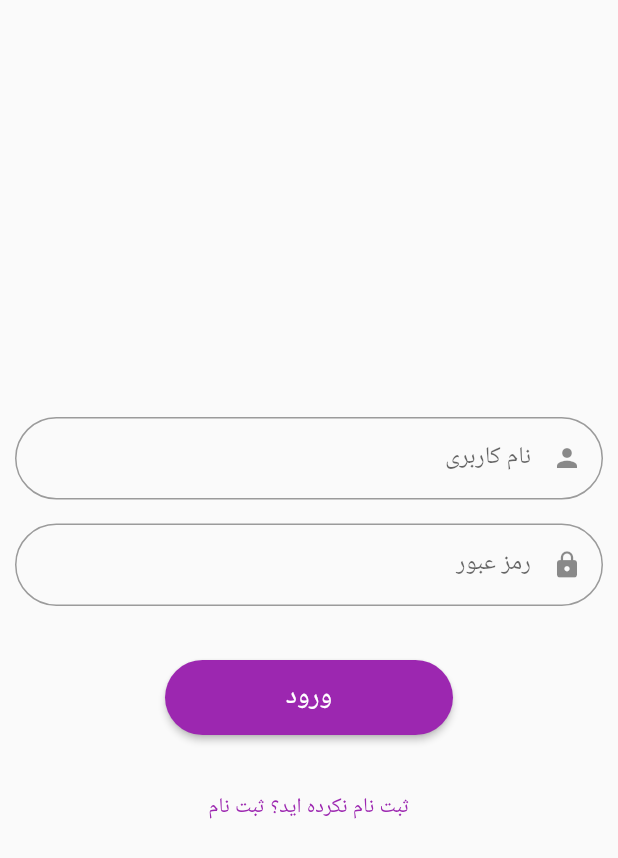
After one commit to Fsaberi140/direction-map-, a Flutter app: the screen it shows after launch, on a phone screen of 412 x 824 dp. The commit adds this screen. Shown: the top 858 px of the screen. Run offline on Flutter 3.47's test engine with Material 2 defaults, Android fonts, the phone set to English and light mode, and no system bars; our stand-ins replace dio, flutter_map, latlong2, location; missing offline and left inert: google_polyline_algorithm, location_web.

Commit message:
creat auth

```diff
--- /dev/null
+++ b/lib/auth.dart
@@ -0,0 +1,96 @@
+import 'package:flutter/material.dart';
+
+class AuthPage extends StatefulWidget {
+  const AuthPage({Key? key}) : super(key: key);
+
+  @override
+  State<AuthPage> createState() => _AuthPageState();
+}
+
+class _AuthPageState extends State<AuthPage> {
+  final TextEditingController usernameController = TextEditingController();
+  final TextEditingController passwordController = TextEditingController();
+  bool isLogin = true;
+
+  @override
+  Widget build(BuildContext context) {
+    return Scaffold(
+      body: Padding(
+        padding: const EdgeInsets.all(10.0),
+        child: Center(
+          child: Directionality(
+            textDirection: TextDirection.rtl,
+            child: Column(
+              mainAxisAlignment: MainAxisAlignment.center,
+              children: [
+                const SizedBox(height: 16),
+                SizedBox(
+                  height: 55,
+                  child: TextField(
+                    decoration: const InputDecoration(
+                        labelText: 'نام کاربری',
+                        prefixIcon: Icon(Icons.person, size: 20),
+                        border: OutlineInputBorder(
+                            borderSide: BorderSide(color: Colors.purple),
+                            borderRadius:
+                                BorderRadius.all(Radius.circular(30)))),
+                    controller: usernameController,
+                  ),
+                ),
+                const SizedBox(height: 16),
+                SizedBox(
+                  height: 55,
+                  child: TextField(
+                    obscureText: true,
+                    decoration: const InputDecoration(
+                        labelText: 'رمز عبور',
+                        prefixIcon: Icon(Icons.lock, size: 20),
+                        border: OutlineInputBorder(
+                            borderSide: BorderSide(color: Colors.purple),
+                            borderRadius:
+                                BorderRadius.all(Radius.circular(30)))),
+                    controller: passwordController,
+                    keyboardType: TextInputType.visiblePassword,
+                  ),
+                ),
+                const SizedBox(height: 36),
+                ElevatedButton(
+                  style: ButtonStyle(
+                      minimumSize: MaterialStateProperty.all(
+                          Size(MediaQuery.of(context).size.width - 220, 50)),
+                      shape: MaterialStateProperty.all(RoundedRectangleBorder(
+                          borderRadius: BorderRadius.circular(30)))),
+                  onPressed: () {
+                    if (isLogin) {
+                      //  کد بررسی صحت نام کاربری و رمز عبور برای ورود
+                    } else {
+                      //  کد بررسی صحت نام کاربری و رمز عبور برای ثبت نام
+                    }
+                  },
+                  child: Text(
+                    isLogin ? 'ورود' : 'ثبت نام',
+                    style:const TextStyle(fontSize: 18),
+                  ),
+                ),
+                const SizedBox(height: 24),
+                TextButton(
+                  onPressed: () {
+                    setState(() {
+                      isLogin = !isLogin;
+                    });
+                  },
+                  child: Text(
+                    isLogin
+                        ? 'ثبت نام نکرده اید؟ ثبت نام'
+                        : 'قبلاً ثبت نام کرده اید؟ ورود',
+
+                  ),
+                ),
+              ],
+            ),
+          ),
+        ),
+      ),
+    );
+  }
+}
--- a/lib/login.dart
+++ /dev/null
@@ -1,40 +0,0 @@
-import 'package:flutter/material.dart';
-
-class LoginPage extends StatelessWidget {
-  const LoginPage({Key? key}):super(key: key);
-
-  @override
-  Widget build(BuildContext context) {
-    return Scaffold(
-      appBar: AppBar(
-        title: Text('ثبت نام کنید'),
-      ),
-      body: Center(
-        child: Column(
-          mainAxisAlignment: MainAxisAlignment.center,
-          children: [
-            TextField(
-              decoration: InputDecoration(
-                labelText: 'نام کاربری',
-              ),
-            ),
-            SizedBox(height: 16),
-            TextField(
-              obscureText: true,
-              decoration: InputDecoration(
-                labelText: 'رمز عبور',
-              ),
-            ),
-            SizedBox(height: 24),
-            ElevatedButton(
-              onPressed: () {
-                // کد بررسی صحت نام کاربری و رمز عبور
-              },
-              child: Text('ورود'),
-            ),
-          ],
-        ),
-      ),
-    );
-  }
-}
--- a/lib/main.dart
+++ b/lib/main.dart
@@ -6,6 +6,7 @@ import 'package:location/location.dart';
 import 'package:test_flutter/data.dart';
 import 'package:test_flutter/utils.dart';
 import 'api_service.dart';
+import 'auth.dart';
 import 'drawer.dart';
 
 void main() {
@@ -26,9 +27,9 @@ class _MyAppState extends State<MyApp> {
       debugShowCheckedModeBanner: false,
       title: 'Flutter Demo',
       theme: ThemeData(
-        primarySwatch: Colors.blue,
+        primarySwatch: Colors.purple,
       ),
-      home: const MainScreen(),
+      home: const AuthPage(),
     );
   }
 }
```
